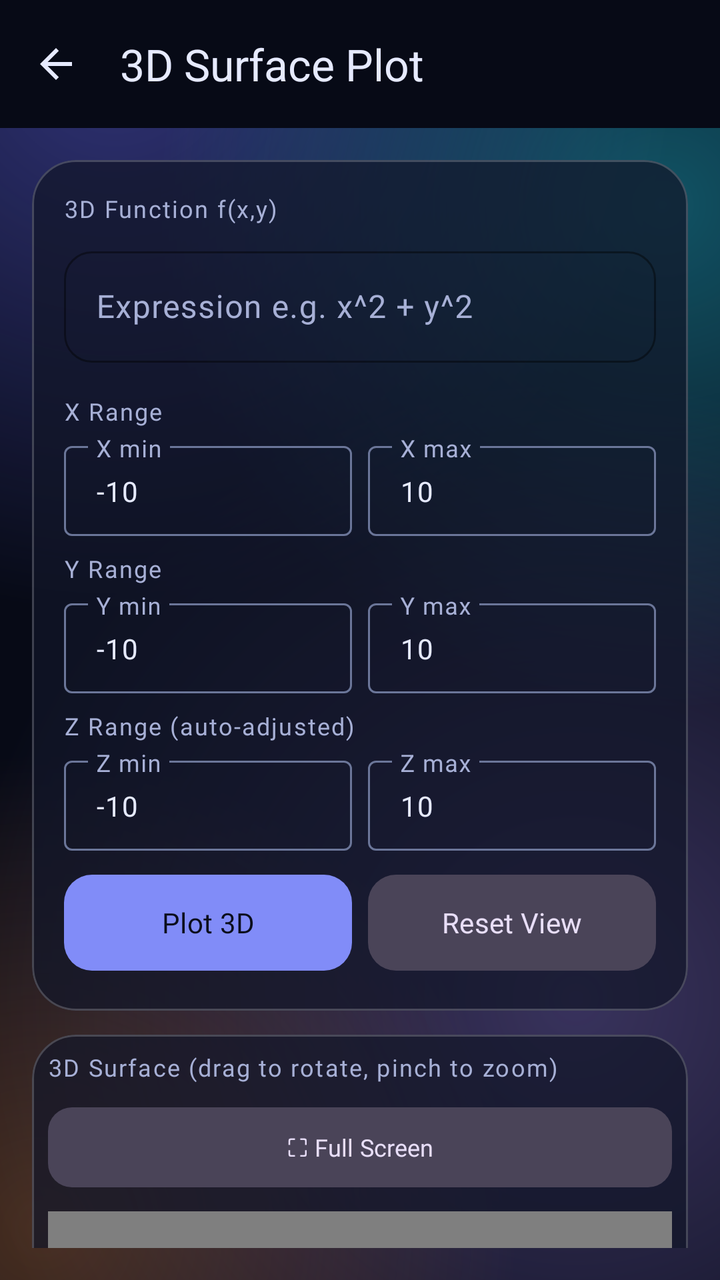
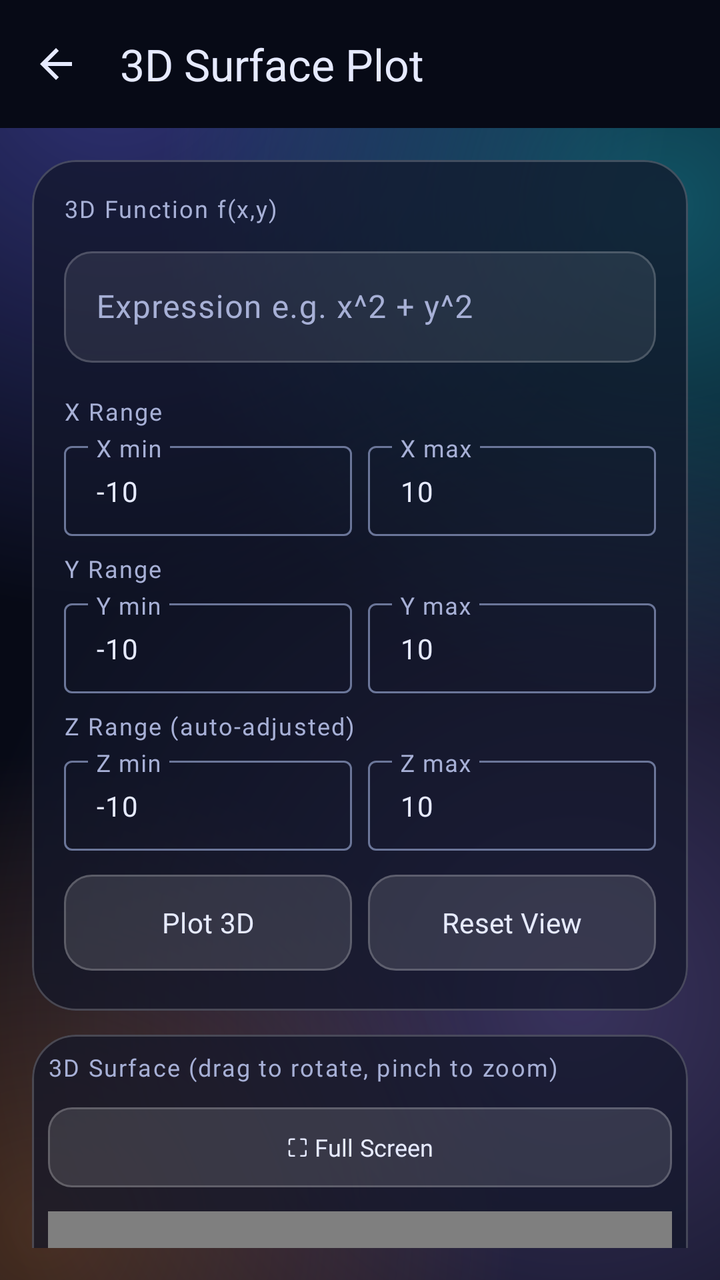

Before-and-after screenshots of an Android layout around one commit, followed by the original layout XML and the change that was made.
<!-- AndroidManifest.xml: application theme Theme.SuperCalc -->
<!-- res/layout/activity_plot_3d.xml -->
<?xml version="1.0" encoding="utf-8"?>
<androidx.coordinatorlayout.widget.CoordinatorLayout
    xmlns:android="http://schemas.android.com/apk/res/android"
    xmlns:app="http://schemas.android.com/apk/res-auto"
    android:layout_width="match_parent"
    android:layout_height="match_parent"
    android:background="@drawable/bg_aurora"
    android:fitsSystemWindows="true">

    <com.google.android.material.appbar.AppBarLayout
        android:layout_width="match_parent"
        android:layout_height="wrap_content"
        android:background="@color/sc_void">

        <com.google.android.material.appbar.MaterialToolbar
            android:id="@+id/toolbar"
            android:layout_width="match_parent"
            android:layout_height="?attr/actionBarSize"
            app:navigationIcon="@drawable/ic_back"
            app:title="3D Surface Plot"
            app:titleTextColor="@color/m3_on_surface" />

    </com.google.android.material.appbar.AppBarLayout>

    <androidx.core.widget.NestedScrollView
        android:layout_width="match_parent"
        android:layout_height="match_parent"
        android:paddingStart="16dp"
        android:paddingEnd="16dp"
        android:paddingTop="16dp"
        android:paddingBottom="16dp"
        app:layout_behavior="@string/appbar_scrolling_view_behavior">

        <LinearLayout
            android:layout_width="match_parent"
            android:layout_height="wrap_content"
            android:orientation="vertical">

            <com.google.android.material.card.MaterialCardView
                style="@style/Widget.SuperCalc.Card"
                android:layout_width="match_parent"
                android:layout_height="wrap_content"
                android:layout_marginBottom="12dp">

                <LinearLayout
                    android:layout_width="match_parent"
                    android:layout_height="wrap_content"
                    android:orientation="vertical"
                    android:padding="16dp">

                    <TextView
                        android:text="@string/plot_3d_title"
                        android:textSize="12sp"
                        android:textColor="@color/m3_on_surface_variant"
                        android:fontFamily="@font/outfit_regular"
                        android:letterSpacing="0.06"
                        android:layout_marginBottom="8dp"
                        android:layout_width="wrap_content"
                        android:layout_height="wrap_content" />

                    <com.google.android.material.textfield.TextInputLayout
                        style="@style/Widget.SuperCalc.TextInput"
                        android:layout_width="match_parent"
                        android:layout_height="wrap_content"
                        android:hint="@string/hint_expr_3d"
                        app:hintTextColor="@color/m3_outline"
                        android:layout_marginBottom="8dp">

                        <com.google.android.material.textfield.TextInputEditText
                            android:id="@+id/expr_3d_input"
                            android:layout_width="match_parent"
                            android:layout_height="wrap_content"
                            android:textColor="@color/m3_on_surface"
                            android:textSize="16sp"
                            android:fontFamily="@font/jetbrains_mono"
                            android:singleLine="true"
                            android:inputType="text" />

                    </com.google.android.material.textfield.TextInputLayout>

                    <TextView
                        android:text="@string/x_range"
                        android:textSize="12sp"
                        android:textColor="@color/m3_on_surface_variant"
                        android:fontFamily="@font/outfit_regular"
                        android:letterSpacing="0.06"
                        android:layout_marginTop="8dp"
                        android:layout_marginBottom="4dp"
                        android:layout_width="wrap_content"
                        android:layout_height="wrap_content" />

                    <LinearLayout
                        android:layout_width="match_parent"
                        android:layout_height="wrap_content"
                        android:orientation="horizontal"
                        android:layout_marginBottom="4dp">

                        <com.google.android.material.textfield.TextInputLayout
                            android:layout_width="0dp"
                            android:layout_weight="1"
                            android:layout_height="wrap_content"
                            android:hint="@string/hint_x_min"
                            style="@style/Widget.Material3.TextInputLayout.OutlinedBox.Dense"
                            app:hintTextColor="@color/m3_outline"
                            android:layout_marginEnd="4dp">

                            <com.google.android.material.textfield.TextInputEditText
                                android:id="@+id/x_min_3d_input"
                                android:layout_width="match_parent"
                                android:layout_height="wrap_content"
                                android:text="-10"
                                android:fontFamily="@font/jetbrains_mono"
                                android:textSize="14sp"
                                android:textColor="@color/m3_on_surface"
                                android:singleLine="true"
                                android:inputType="numberDecimal|numberSigned" />

                        </com.google.android.material.textfield.TextInputLayout>

                        <com.google.android.material.textfield.TextInputLayout
                            android:layout_width="0dp"
                            android:layout_weight="1"
                            android:layout_height="wrap_content"
                            android:hint="@string/hint_x_max"
                            style="@style/Widget.Material3.TextInputLayout.OutlinedBox.Dense"
                            app:hintTextColor="@color/m3_outline"
                            android:layout_marginStart="4dp">

                            <com.google.android.material.textfield.TextInputEditText
                                android:id="@+id/x_max_3d_input"
                                android:layout_width="match_parent"
                                android:layout_height="wrap_content"
                                android:text="10"
                                android:fontFamily="@font/jetbrains_mono"
                                android:textSize="14sp"
                                android:textColor="@color/m3_on_surface"
                                android:singleLine="true"
                                android:inputType="numberDecimal|numberSigned" />

                        </com.google.android.material.textfield.TextInputLayout>

                    </LinearLayout>

                    <TextView
                        android:text="@string/y_range"
                        android:textSize="12sp"
                        android:textColor="@color/m3_on_surface_variant"
                        android:fontFamily="@font/outfit_regular"
                        android:letterSpacing="0.06"
                        android:layout_marginTop="4dp"
                        android:layout_marginBottom="4dp"
                        android:layout_width="wrap_content"
                        android:layout_height="wrap_content" />

                    <LinearLayout
                        android:layout_width="match_parent"
                        android:layout_height="wrap_content"
                        android:orientation="horizontal"
                        android:layout_marginBottom="4dp">

                        <com.google.android.material.textfield.TextInputLayout
                            android:layout_width="0dp"
                            android:layout_weight="1"
                            android:layout_height="wrap_content"
                            android:hint="@string/hint_y_min"
                            style="@style/Widget.Material3.TextInputLayout.OutlinedBox.Dense"
                            app:hintTextColor="@color/m3_outline"
                            android:layout_marginEnd="4dp">

                            <com.google.android.material.textfield.TextInputEditText
                                android:id="@+id/y_min_3d_input"
                                android:layout_width="match_parent"
                                android:layout_height="wrap_content"
                                android:text="-10"
                                android:fontFamily="@font/jetbrains_mono"
                                android:textSize="14sp"
                                android:textColor="@color/m3_on_surface"
                                android:singleLine="true"
                                android:inputType="numberDecimal|numberSigned" />

                        </com.google.android.material.textfield.TextInputLayout>

                        <com.google.android.material.textfield.TextInputLayout
                            android:layout_width="0dp"
                            android:layout_weight="1"
                            android:layout_height="wrap_content"
                            android:hint="@string/hint_y_max"
                            style="@style/Widget.Material3.TextInputLayout.OutlinedBox.Dense"
                            app:hintTextColor="@color/m3_outline"
                            android:layout_marginStart="4dp">

                            <com.google.android.material.textfield.TextInputEditText
                                android:id="@+id/y_max_3d_input"
                                android:layout_width="match_parent"
                                android:layout_height="wrap_content"
                                android:text="10"
                                android:fontFamily="@font/jetbrains_mono"
                                android:textSize="14sp"
                                android:textColor="@color/m3_on_surface"
                                android:singleLine="true"
                                android:inputType="numberDecimal|numberSigned" />

                        </com.google.android.material.textfield.TextInputLayout>

                    </LinearLayout>

                    <TextView
                        android:text="@string/z_range"
                        android:textSize="12sp"
                        android:textColor="@color/m3_on_surface_variant"
                        android:fontFamily="@font/outfit_regular"
                        android:letterSpacing="0.06"
                        android:layout_marginTop="4dp"
                        android:layout_marginBottom="4dp"
                        android:layout_width="wrap_content"
                        android:layout_height="wrap_content" />

                    <LinearLayout
                        android:layout_width="match_parent"
                        android:layout_height="wrap_content"
                        android:orientation="horizontal"
                        android:layout_marginBottom="8dp">

                        <com.google.android.material.textfield.TextInputLayout
                            android:layout_width="0dp"
                            android:layout_weight="1"
                            android:layout_height="wrap_content"
                            android:hint="@string/hint_z_min"
                            style="@style/Widget.Material3.TextInputLayout.OutlinedBox.Dense"
                            app:hintTextColor="@color/m3_outline"
                            android:layout_marginEnd="4dp">

                            <com.google.android.material.textfield.TextInputEditText
                                android:id="@+id/z_min_3d_input"
                                android:layout_width="match_parent"
                                android:layout_height="wrap_content"
                                android:text="-10"
                                android:fontFamily="@font/jetbrains_mono"
                                android:textSize="14sp"
                                android:textColor="@color/m3_on_surface"
                                android:singleLine="true"
                                android:inputType="numberDecimal|numberSigned" />

                        </com.google.android.material.textfield.TextInputLayout>

                        <com.google.android.material.textfield.TextInputLayout
                            android:layout_width="0dp"
                            android:layout_weight="1"
                            android:layout_height="wrap_content"
                            android:hint="@string/hint_z_max"
                            style="@style/Widget.Material3.TextInputLayout.OutlinedBox.Dense"
                            app:hintTextColor="@color/m3_outline"
                            android:layout_marginStart="4dp">

                            <com.google.android.material.textfield.TextInputEditText
                                android:id="@+id/z_max_3d_input"
                                android:layout_width="match_parent"
                                android:layout_height="wrap_content"
                                android:text="10"
                                android:fontFamily="@font/jetbrains_mono"
                                android:textSize="14sp"
                                android:textColor="@color/m3_on_surface"
                                android:singleLine="true"
                                android:inputType="numberDecimal|numberSigned" />

                        </com.google.android.material.textfield.TextInputLayout>

                    </LinearLayout>

                    <LinearLayout
                        android:layout_width="match_parent"
                        android:layout_height="wrap_content"
                        android:orientation="horizontal">

                        <com.google.android.material.button.MaterialButton
                            android:id="@+id/btn_plot_3d"
                            style="@style/Widget.Material3.Button"
                            android:layout_width="0dp"
                            android:layout_weight="1"
                            android:layout_height="56dp"
                            android:text="@string/plot_3d_btn"
                            android:fontFamily="@font/jetbrains_mono"
                            android:textSize="14sp"
                            app:cornerRadius="14dp"
                            android:layout_marginEnd="4dp" />

                        <com.google.android.material.button.MaterialButton
                            android:id="@+id/btn_reset_3d_view"
                            style="@style/Widget.Material3.Button.TonalButton"
                            android:layout_width="0dp"
                            android:layout_weight="1"
                            android:layout_height="56dp"
                            android:text="@string/reset_view"
                            android:fontFamily="@font/jetbrains_mono"
                            android:textSize="14sp"
                            app:cornerRadius="14dp"
                            android:layout_marginStart="4dp" />

                    </LinearLayout>

                </LinearLayout>

            </com.google.android.material.card.MaterialCardView>

            <com.google.android.material.card.MaterialCardView
                style="@style/Widget.SuperCalc.Card"
                android:layout_width="match_parent"
                android:layout_height="400dp"
                android:layout_marginBottom="12dp">

                <LinearLayout
                    android:layout_width="match_parent"
                    android:layout_height="match_parent"
                    android:orientation="vertical"
                    android:padding="8dp">

                    <TextView
                        android:text="@string/plot_3d_surface_hint"
                        android:textSize="12sp"
                        android:textColor="@color/m3_on_surface_variant"
                        android:fontFamily="@font/outfit_regular"
                        android:letterSpacing="0.06"
                        android:layout_marginBottom="8dp"
                        android:layout_width="wrap_content"
                        android:layout_height="wrap_content" />

                    <LinearLayout
                        android:layout_width="match_parent"
                        android:layout_height="wrap_content"
                        android:orientation="horizontal"
                        android:layout_marginBottom="8dp">

                        <com.google.android.material.button.MaterialButton
                            android:id="@+id/btn_full_screen_3d"
                            style="@style/Widget.Material3.Button.TonalButton"
                            android:layout_width="0dp"
                            android:layout_weight="1"
                            android:layout_height="48dp"
                            android:text="@string/full_screen_3d"
                            android:fontFamily="@font/jetbrains_mono"
                            android:textSize="12sp"
                            app:cornerRadius="12dp" />

                    </LinearLayout>

                    <com.supercalc.Surface3DView
                        android:id="@+id/surface_3d_view"
                        android:layout_width="match_parent"
                        android:layout_height="match_parent" />

                </LinearLayout>

            </com.google.android.material.card.MaterialCardView>

            <com.google.android.material.button.MaterialButton
                android:id="@+id/btn_back_3d"
                style="@style/Widget.Material3.Button.OutlinedButton"
                android:layout_width="match_parent"
                android:layout_height="56dp"
                android:text="@string/back_to_calc"
                android:fontFamily="@font/jetbrains_mono"
                android:textSize="14sp"
                app:cornerRadius="14dp"
                android:layout_marginBottom="24dp" />

        </LinearLayout>

    </androidx.core.widget.NestedScrollView>

</androidx.coordinatorlayout.widget.CoordinatorLayout>
<!-- resources referenced by this layout -->
<resources>
  <color name="m3_on_surface">#FFE6EAFF</color>
  <color name="m3_on_surface_variant">#FFA7B0D6</color>
  <color name="m3_outline">#FF6B7699</color>
  <color name="sc_void">#FF070A16</color>
  <!-- drawable ic_back (drawable) -->
  <vector xmlns:android="http://schemas.android.com/apk/res/android"
      android:width="24dp"
      android:height="24dp"
      android:viewportWidth="24"
      android:viewportHeight="24"
      android:tint="?attr/colorOnSurface">
      <path
          android:fillColor="#FF000000"
          android:pathData="M20,11H7.83l5.59,-5.59L12,4l-8,8 8,8 1.41,-1.41L7.83,13H20v-2z"/>
  </vector>
  <string name="back_to_calc">Back to Calculator</string>
  <string name="full_screen_3d">⛶ Full Screen</string>
  <string name="hint_expr_3d">Expression e.g. x^2 + y^2</string>
  <string name="hint_x_max">X max</string>
  <string name="hint_x_min">X min</string>
  <string name="hint_y_max">Y max</string>
  <string name="hint_y_min">Y min</string>
  <string name="hint_z_max">Z max</string>
  <string name="hint_z_min">Z min</string>
  <string name="plot_3d_btn">Plot 3D</string>
  <string name="plot_3d_surface_hint">3D Surface (drag to rotate, pinch to zoom)</string>
  <string name="plot_3d_title">3D Function f(x,y)</string>
  <string name="reset_view">Reset View</string>
  <string name="x_range">X Range</string>
  <string name="y_range">Y Range</string>
  <string name="z_range">Z Range (auto-adjusted)</string>
  <style name="Widget.SuperCalc.Card" parent="Widget.Material3.CardView.Elevated">
          <item name="cardBackgroundColor">@color/glass_fill</item>
          <item name="strokeColor">@color/glass_stroke</item>
          <item name="strokeWidth">1dp</item>
          <item name="cardCornerRadius">22dp</item>
          <item name="cardElevation">0dp</item>
      </style>
  <style name="Widget.SuperCalc.TextInput" parent="Widget.Material3.TextInputLayout.OutlinedBox">
          <item name="boxStrokeColor">@color/spectral_evaluate</item>
          <item name="boxStrokeWidth">1dp</item>
          <item name="boxStrokeWidthFocused">2dp</item>
          <item name="boxCornerRadiusTopStart">14dp</item>
          <item name="boxCornerRadiusTopEnd">14dp</item>
          <item name="boxCornerRadiusBottomStart">14dp</item>
          <item name="boxCornerRadiusBottomEnd">14dp</item>
      </style>
  <color name="glass_fill">#B3121629</color>
  <color name="glass_stroke">#33FFFFFF</color>
  <color name="spectral_evaluate">#FF34D399</color>
  <color name="m3_primary">#FF818CF8</color>
  <color name="m3_on_primary">#FF0B0E1C</color>
  <color name="m3_primary_container">#FF312E81</color>
  <color name="m3_on_primary_container">#FFC7D2FE</color>
  <color name="m3_surface">#FF0B0E1C</color>
  <color name="m3_surface_variant">#FF1C2340</color>
  <color name="m3_outline_variant">#FF2B3350</color>
  <!-- unchanged entries left out for length: 2 -->
</resources>

<!-- the commit's change to res/layout/activity_plot_3d.xml (unified diff, before → after) -->
@@ -274,7 +274,7 @@
 
                         <com.google.android.material.button.MaterialButton
                             android:id="@+id/btn_plot_3d"
-                            style="@style/Widget.Material3.Button"
+                            style="@style/Widget.SuperCalc.GlassButton"
                             android:layout_width="0dp"
                             android:layout_weight="1"
                             android:layout_height="56dp"
@@ -286,7 +286,7 @@
 
                         <com.google.android.material.button.MaterialButton
                             android:id="@+id/btn_reset_3d_view"
-                            style="@style/Widget.Material3.Button.TonalButton"
+                            style="@style/Widget.SuperCalc.GlassButton"
                             android:layout_width="0dp"
                             android:layout_weight="1"
                             android:layout_height="56dp"
@@ -332,7 +332,7 @@
 
                         <com.google.android.material.button.MaterialButton
                             android:id="@+id/btn_full_screen_3d"
-                            style="@style/Widget.Material3.Button.TonalButton"
+                            style="@style/Widget.SuperCalc.GlassButton"
                             android:layout_width="0dp"
                             android:layout_weight="1"
                             android:layout_height="48dp"
@@ -354,7 +354,7 @@
 
             <com.google.android.material.button.MaterialButton
                 android:id="@+id/btn_back_3d"
-                style="@style/Widget.Material3.Button.OutlinedButton"
+                style="@style/Widget.SuperCalc.GlassButton"
                 android:layout_width="match_parent"
                 android:layout_height="56dp"
                 android:text="@string/back_to_calc"
<!-- resource entries referenced after the edit -->
@@ -38,8 +38,19 @@
           <item name="cardCornerRadius">22dp</item>
           <item name="cardElevation">0dp</item>
       </style>
+  <style name="Widget.SuperCalc.GlassButton" parent="Widget.Material3.Button.TonalButton">
+          <item name="backgroundTint">@color/glass_button_tint</item>
+          <item name="strokeColor">@color/glass_stroke</item>
+          <item name="strokeWidth">1dp</item>
+          <item name="cornerRadius">16dp</item>
+          <item name="elevation">0dp</item>
+          <item name="rippleColor">@color/glass_ripple</item>
+          <item name="android:textColor">@color/m3_on_surface</item>
+          <item name="iconTint">@color/m3_on_surface</item>
+      </style>
   <style name="Widget.SuperCalc.TextInput" parent="Widget.Material3.TextInputLayout.OutlinedBox">
-          <item name="boxStrokeColor">@color/spectral_evaluate</item>
+          <item name="boxStrokeColor">@color/glass_field_stroke</item>
+          <item name="boxBackgroundColor">@color/glass_field_fill</item>
           <item name="boxStrokeWidth">1dp</item>
           <item name="boxStrokeWidthFocused">2dp</item>
           <item name="boxCornerRadiusTopStart">14dp</item>
@@ -49,7 +60,8 @@
       </style>
   <color name="glass_fill">#B3121629</color>
   <color name="glass_stroke">#33FFFFFF</color>
-  <color name="spectral_evaluate">#FF34D399</color>
+  <color name="glass_ripple">#33FFFFFF</color>
+  <color name="glass_field_fill">#14FFFFFF</color>
   <color name="m3_primary">#FF818CF8</color>
   <color name="m3_on_primary">#FF0B0E1C</color>
   <color name="m3_primary_container">#FF312E81</color>
